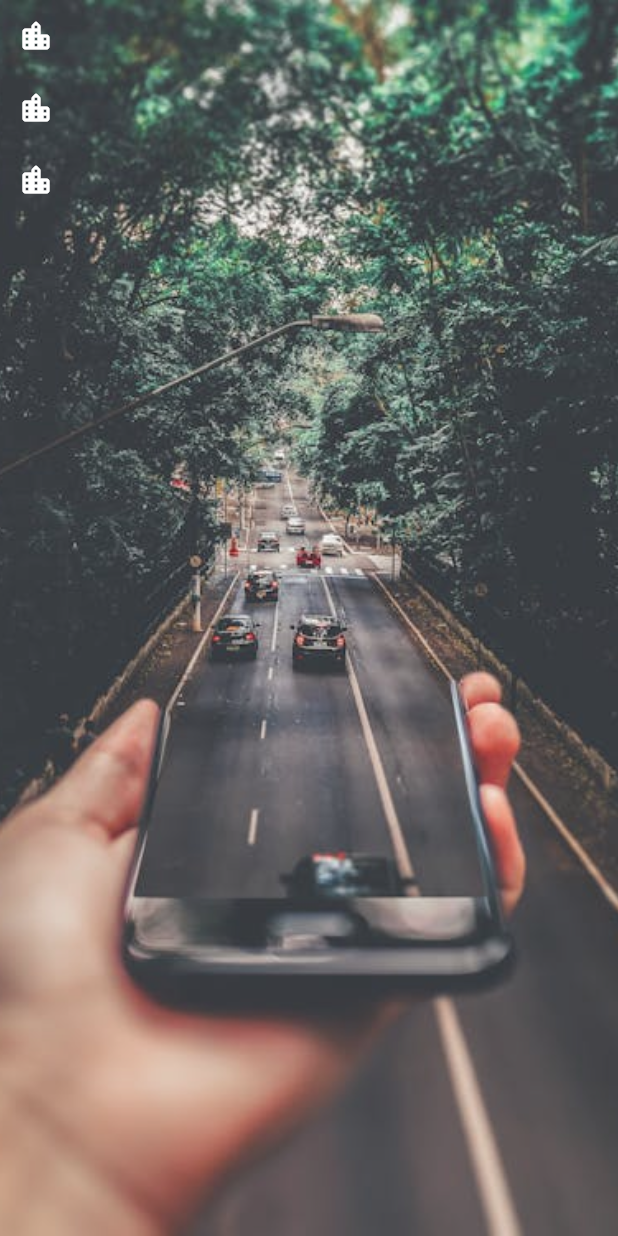
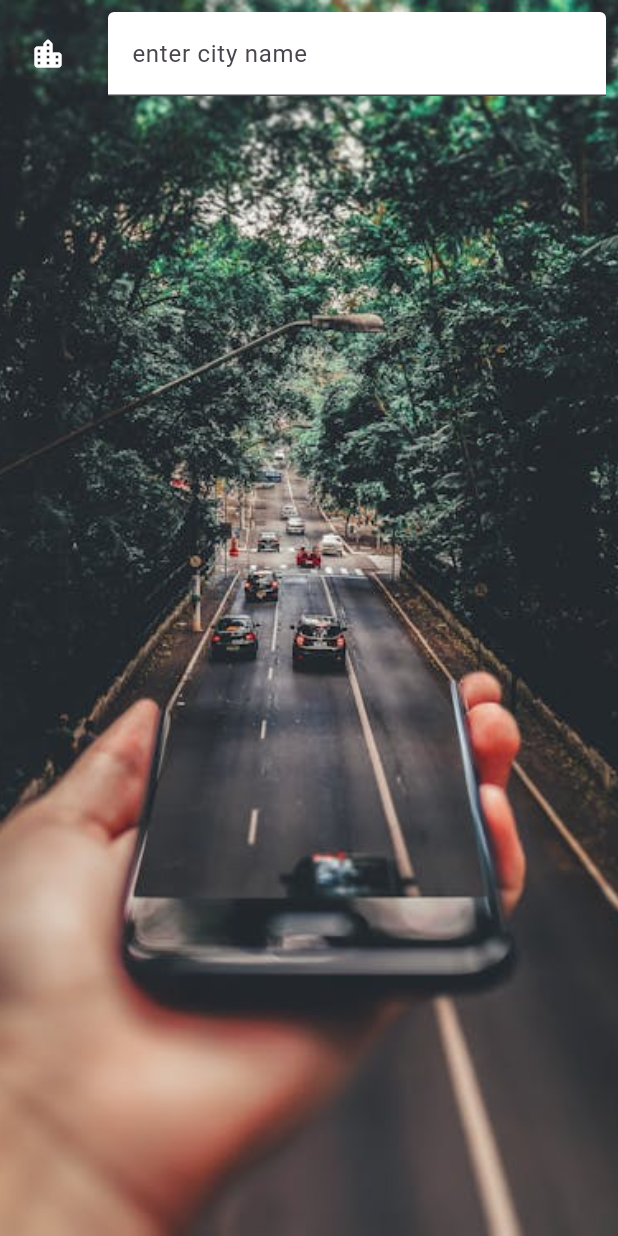
Before and after one commit to mahmoudalhamaky/weather, a Flutter app: the CityScreen screen opened directly, on a phone screen of 412 x 824 dp. Run offline on Flutter 3.47's test engine with Material 3 defaults, Android fonts, the phone set to English and light mode, and no system bars; our stand-ins replace flutter_spinkit, geolocator, get.

Commit message:
weather app and approve of using API passing the input data from user to another screen

```diff
--- a/lib/main.dart
+++ b/lib/main.dart
@@ -1,4 +1,3 @@
-
 import 'package:flutter/material.dart';
 import 'package:get/get.dart';
 import 'package:weather/screens/loading_screen.dart';
@@ -14,8 +13,7 @@ class MyApp extends StatelessWidget {
     return GetMaterialApp(
       debugShowCheckedModeBanner: false,
       title: 'Flutter Demo',
-
-      home:  LoadingScreen(),
+      home: LoadingScreen(),
     );
   }
 }
--- a/lib/screens/city_screen.dart
+++ b/lib/screens/city_screen.dart
@@ -8,41 +8,56 @@ class CityScreen extends StatefulWidget {
 }
 
 class _CityScreenState extends State<CityScreen> {
+  String CityName = '';
   @override
   Widget build(BuildContext context) {
     return Scaffold(
       body: Container(
         decoration: BoxDecoration(
             image: DecorationImage(
-                image: AssetImage('images/1.jpeg'), fit: BoxFit.cover,opacity: .9)
-
-        ),
-
+          image: AssetImage('images/1.jpeg'),
+          fit: BoxFit.cover,
+        )),
         constraints: BoxConstraints.expand(),
-
-        child: SafeArea(child: Column(
+        child: SafeArea(
+            child: Column(
           children: [
             Align(
               alignment: Alignment.topLeft,
-            child: Column(
-              children: [
-                IconButton(onPressed: (){},
-                  icon: Icon(Icons.location_city_rounded),color: Colors.white,),
-                IconButton(onPressed: (){},
-                  icon: Icon(Icons.location_city_rounded),color: Colors.white,),
-                IconButton(onPressed: (){},
-                  icon: Icon(Icons.location_city_rounded),color: Colors.white,),
-              ],
+              child: Padding(
+                padding: const EdgeInsets.all(8.0),
+                child: Column(
+                  spacing: 50,
+                  children: [
+                    TextField(
+                        onChanged: (value) {
+                          CityName = value;
+                        },
+                        decoration: InputDecoration(
+                          filled: true,
+                          fillColor: Colors.white,
+                          //  hintText: 'enter city name',
+                          label: Text('enter city name'),
+                          hintStyle: TextStyle(color: Colors.grey),
+                          icon: IconButton(
+                            onPressed: () {
+                              // print('$CityName');
+                              Navigator.pop(
+                                context,
+                                CityName,
+                              );
+                              // print('your city is $CityName');
+                            },
+                            icon: Icon(Icons.location_city_rounded),
+                            color: Colors.white,
+                          ),
+                        )),
+                  ],
+                ),
+              ),
             ),
-            ),
-            Container(
-              padding: EdgeInsets.all(20.0),
-              child: null,
-            )
-
           ],
-        )
-        ),
+        )),
       ),
     );
   }
```
Also changed, not shown: lib/screens/loading_screen.dart (+3 -14 lines), lib/screens/location_screen.dart (+85 -33 lines), lib/services/weather.dart (+18 -4 lines).
